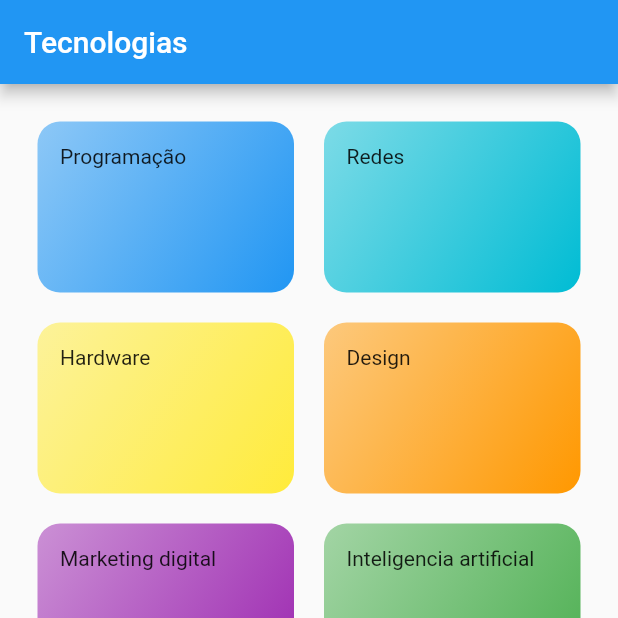
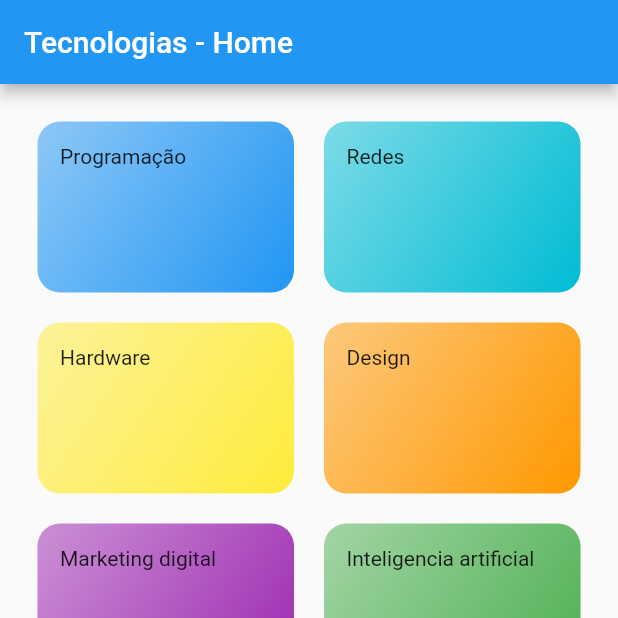
Before and after one commit to AdrielSantoss/Artigos-App, a Flutter app: the screen it shows after launch, on a phone screen of 412 x 824 dp, the top half of it. Run offline on Flutter 3.47's test engine with Material 2 defaults, Android fonts, the light colour scheme and no system bars.

Commit message:
Altera titulo da tela Home.

```diff
--- a/lib/screens/categories_screen.dart
+++ b/lib/screens/categories_screen.dart
@@ -10,7 +10,7 @@ class CategoriesScreen extends StatelessWidget {
   Widget build(BuildContext context) {
     return Scaffold(
       appBar: AppBar(
-        title: const Text('Tecnologias'),
+        title: const Text('Tecnologias - Home'),
       ),
       body: GridView(
         padding: const EdgeInsets.all(25),
```
